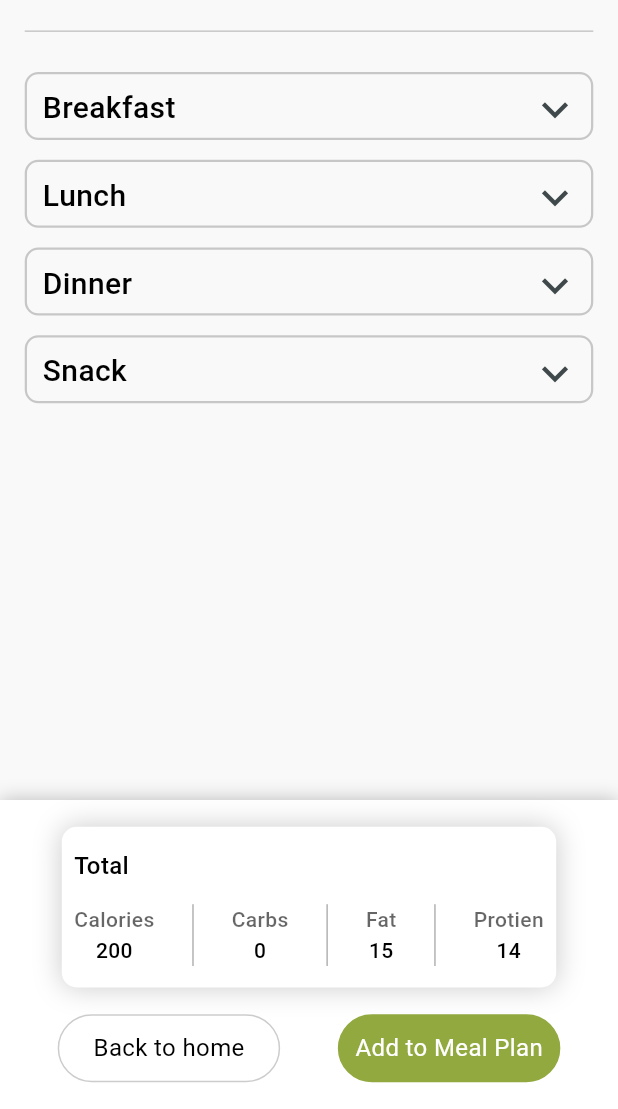
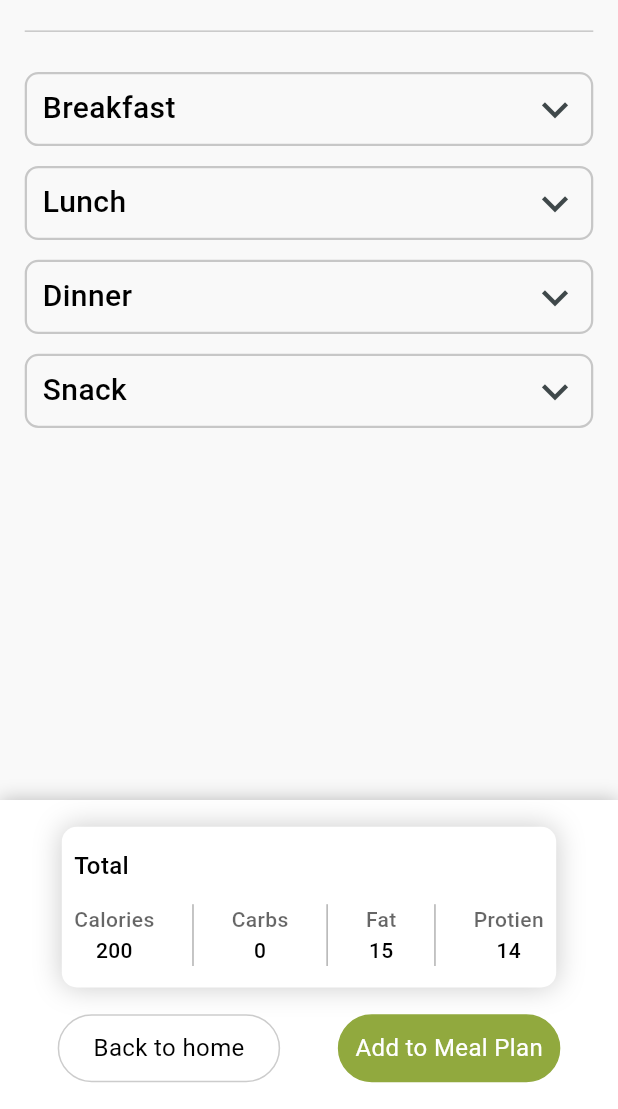
Before and after one commit to Abdulla-Khan/FlourishU, a Flutter app: the FoodDiaryView screen opened by its route, on a phone screen of 412 x 824 dp, the part 127-1236 px from its top. Run offline on Flutter 3.47's test engine with Material 3 defaults, Android fonts, the phone set to English and light mode, and no system bars; our stand-ins replace flutter_svg, fluttertoast, get, get_storage, google_fonts, jwt_decoder and 1 more; missing offline and left inert: flutter_floating_bottom_bar, wheel_slider; accounts and stored records are empty.

```diff
--- a/lib/main.dart
+++ b/lib/main.dart
@@ -1,6 +1,5 @@
 import 'package:flourish/utils/bindings/bindings.dart';
 import 'package:flourish/utils/constants/colors.dart';
-import 'package:flourish/views/favourites/favourites_view.dart';
 import 'package:flourish/views/navigation_view.dart';
 import 'package:flutter/material.dart';
 import 'package:get/route_manager.dart';
--- a/lib/utils/routes/routes.dart
+++ b/lib/utils/routes/routes.dart
@@ -14,6 +14,10 @@ import 'package:flourish/views/favourites/favourites_view.dart';
 import 'package:flourish/views/home/home_view.dart';
 import 'package:flourish/views/profile/change_password_view.dart';
 import 'package:flourish/views/profile/edit_profile_view.dart';
+import 'package:flourish/views/settings/pages/about_us.dart';
+import 'package:flourish/views/settings/pages/customer_service_view.dart';
+import 'package:flourish/views/settings/pages/privacy_policy_view.dart';
+import 'package:flourish/views/settings/pages/terms_conditions_view.dart';
 import 'package:get/get.dart';
 
 List<GetPage<dynamic>>? routes = [
@@ -113,4 +117,28 @@ List<GetPage<dynamic>>? routes = [
     transition: Transition.fade,
     transitionDuration: const Duration(milliseconds: 200),
   ),
+  GetPage(
+    name: '/about-us',
+    page: () => const AboutUsView(),
+    transition: Transition.fade,
+    transitionDuration: const Duration(milliseconds: 200),
+  ),
+  GetPage(
+    name: '/customer-support',
+    page: () => const CustomerServiceView(),
+    transition: Transition.fade,
+    transitionDuration: const Duration(milliseconds: 200),
+  ),
+  GetPage(
+    name: '/privacy-policy',
+    page: () => const PrivacyPolicyView(),
+    transition: Transition.fade,
+    transitionDuration: const Duration(milliseconds: 200),
+  ),
+  GetPage(
+    name: '/terms&conditions',
+    page: () => const TermsAndConditionsView(),
+    transition: Transition.fade,
+    transitionDuration: const Duration(milliseconds: 200),
+  ),
 ];
--- a/lib/views/auth/onboarding/prefernces_form.dart
+++ b/lib/views/auth/onboarding/prefernces_form.dart
@@ -29,6 +29,7 @@ class PreferncesFormView extends GetView<OnboardingController> {
         child: Padding(
           padding: EdgeInsets.symmetric(
             horizontal: context.width * 0.04,
+            vertical: context.height * 0.02,
           ),
           child: Obx(
             () => Column(
--- a/lib/views/components/common/custom_button.dart
+++ b/lib/views/components/common/custom_button.dart
@@ -11,6 +11,7 @@ class CustomButton extends StatelessWidget {
       this.width,
       this.color = textBtnColor,
       this.textColor = Colors.white,
+      this.showIcon = false,
       this.borderColor});
   final String text;
   final Function()? onTap;
@@ -18,6 +19,7 @@ class CustomButton extends StatelessWidget {
   final Color color;
   final Color textColor;
   final Color? borderColor;
+  final bool showIcon;
 
   @override
   Widget build(BuildContext context) {
@@ -33,7 +35,10 @@ class CustomButton extends StatelessWidget {
             border: Border.all(
               color: borderColor ?? color,
             )),
-        child: Text(
+        child: Row(
+          mainAxisAlignment: MainAxisAlignment.center,
+          children: [
+            Text(
               text,
               style: TextStyle(
                 color: textColor,
@@ -41,6 +46,15 @@ class CustomButton extends StatelessWidget {
                 fontWeight: FontWeight.w400,
               ),
             ),
+            showIcon
+                ? const Icon(
+                    Icons.arrow_forward_ios_rounded,
+                    color: Colors.white,
+                    size: 14,
+                  )
+                : const SizedBox.shrink(),
+          ],
+        ),
       ),
     );
   }
--- a/lib/views/components/home/nearby_eatry_card.dart
+++ b/lib/views/components/home/nearby_eatry_card.dart
@@ -17,7 +17,6 @@ class NeabyEatriesCard extends StatelessWidget {
           return Container(
             margin: EdgeInsets.symmetric(vertical: context.height * 0.01),
             width: context.width,
-            height: context.height * 0.22,
             decoration: BoxDecoration(
               boxShadow: [
                 BoxShadow(
--- a/lib/views/components/onboarding/appbar.dart
+++ b/lib/views/components/onboarding/appbar.dart
@@ -22,7 +22,10 @@ class OnboardingAppBar extends StatelessWidget implements PreferredSizeWidget {
       leading: showLeading
           ? IconButton(
               onPressed: onPressed,
-              icon: const Icon(Icons.arrow_back_ios_new_rounded),
+              icon: const Icon(
+                Icons.arrow_back_ios_new_rounded,
+                color: Colors.black,
+              ),
             )
           : null,
       title: Text(
--- a/lib/views/customize_diet_plans/customize_diet_plans_view.dart
+++ b/lib/views/customize_diet_plans/customize_diet_plans_view.dart
@@ -14,11 +14,13 @@ class CustomizeDietPlansView extends GetView<CustomizeDietPlansController> {
   @override
   Widget build(BuildContext context) {
     return Scaffold(
+      backgroundColor: bgColor,
       appBar: const CustomizeDietAppbar(),
       body: SafeArea(
         child: Padding(
           padding: EdgeInsets.symmetric(
             horizontal: context.width * 0.04,
+            vertical: context.height * 0.02,
           ),
           child: Obx(
             () => Column(
--- a/lib/views/customize_diet_plans/food_diary_view.dart
+++ b/lib/views/customize_diet_plans/food_diary_view.dart
@@ -37,7 +37,7 @@ class FoodDiaryView extends GetView<CustomizeDietPlansController> {
                       width: context.width,
                       height: i['isSelected']
                           ? context.height * 0.6
-                          : context.height * 0.055,
+                          : context.height * 0.06,
                       margin: EdgeInsets.symmetric(
                           vertical: context.height * 0.008),
                       decoration: ShapeDecoration(
--- a/lib/views/history/history_view.dart
+++ b/lib/views/history/history_view.dart
@@ -43,7 +43,7 @@ class HistoryView extends GetView<HistoryController> {
                         title: weekDays[index]['value'],
                         date: controller.formattedDate.value,
                         rowText: 'View More',
-                        width: context.width * 0.2,
+                        width: context.width * 0.22,
                       ),
                     );
                   })
--- a/lib/views/home/home_view.dart
+++ b/lib/views/home/home_view.dart
@@ -51,7 +51,8 @@ class HomeView extends GetView<HomeController> {
               ),
               SizedBox(height: context.height * 0.03),
               CustomButton(
-                text: 'Customize Your Plan  \u{2192}',
+                text: 'Customize Your Plan',
+                showIcon: true,
                 onTap: () => Get.toNamed('/customDiet'),
               ),
               Divider(
--- a/pubspec.yaml
+++ b/pubspec.yaml
@@ -70,6 +70,8 @@ flutter:
   # To add assets to your application, add an assets section, like this:
   assets:
     - assets/test.png
+    - assets/customer.png
+    - assets/about-us.svg
     - assets/logo/
     - assets/home/
     - assets/onboarding/
```
Also changed, not shown: lib/views/settings/pages/about_us.dart (added, +52 -0 lines), lib/views/settings/pages/customer_service_view.dart (added, +75 -0 lines), lib/views/settings/pages/privacy_policy_view.dart (added, +31 -0 lines), lib/views/settings/pages/terms_conditions_view.dart (added, +31 -0 lines), lib/views/settings/settings_view.dart (+59 -12 lines), assets/about-us.svg (added), assets/customer.png (added). Lines whose indentation alone changed are shown as unchanged.
